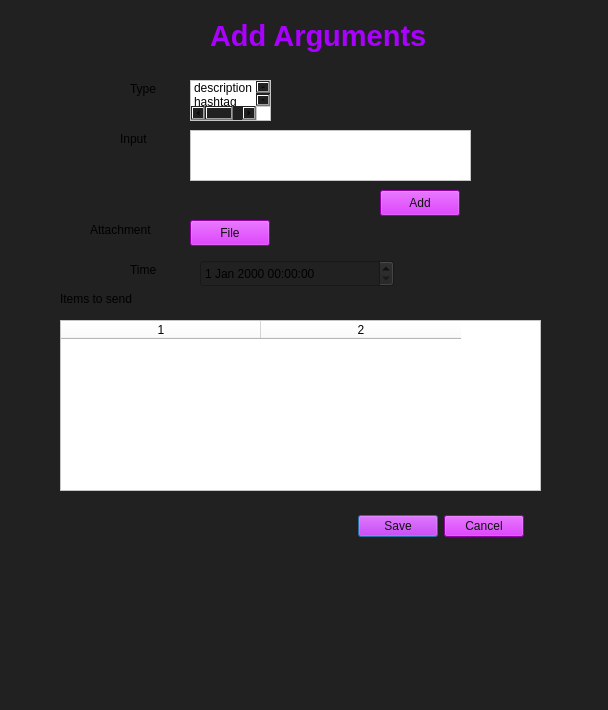
Before: the Qt Designer form argdialog.ui in StronglogicSolutions/ky_gui, drawn with Qt 5.
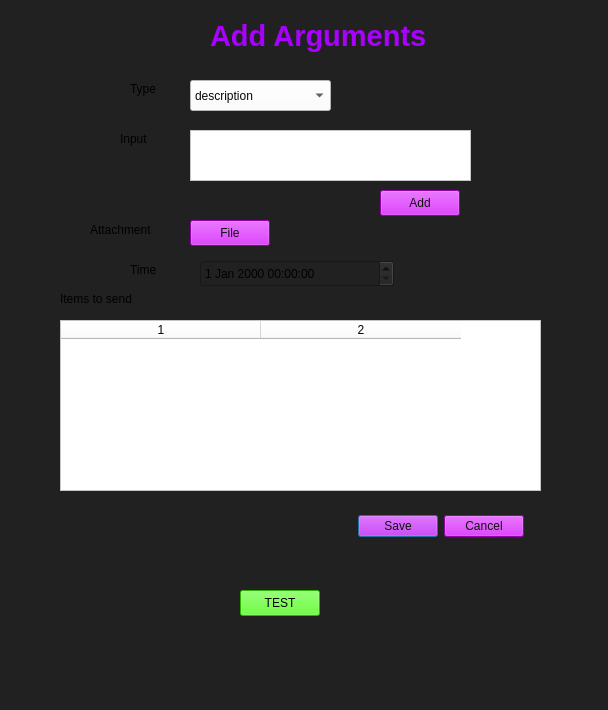
After: the same form once the commit is applied. Icons and pictures are not drawn.

Diff of the .ui file:
```diff
--- a/argdialog.ui
+++ b/argdialog.ui
@@ -155,47 +155,6 @@
    <column/>
    <column/>
   </widget>
-  <widget class="QListWidget" name="argType">
-   <property name="geometry">
-    <rect>
-     <x>190</x>
-     <y>80</y>
-     <width>81</width>
-     <height>41</height>
-    </rect>
-   </property>
-   <property name="styleSheet">
-    <string notr="true">background-color: rgb(255, 255, 255);
-color: rgb(5, 5, 5);
-font: 87 10pt &quot;Noto Sans&quot;;
-selection-background-color: rgb(255, 0, 174);</string>
-   </property>
-   <item>
-    <property name="text">
-     <string>description</string>
-    </property>
-   </item>
-   <item>
-    <property name="text">
-     <string>hashtag</string>
-    </property>
-   </item>
-   <item>
-    <property name="text">
-     <string>link/bio</string>
-    </property>
-   </item>
-   <item>
-    <property name="text">
-     <string>promote/share</string>
-    </property>
-   </item>
-   <item>
-    <property name="text">
-     <string>requested by</string>
-    </property>
-   </item>
-  </widget>
   <widget class="QLabel" name="label_2">
    <property name="geometry">
     <rect>
@@ -273,6 +232,64 @@
     </rect>
    </property>
   </widget>
+  <widget class="QComboBox" name="argType">
+   <property name="geometry">
+    <rect>
+     <x>190</x>
+     <y>80</y>
+     <width>141</width>
+     <height>31</height>
+    </rect>
+   </property>
+   <property name="styleSheet">
+    <string notr="true">background-color: rgb(255, 255, 255);
+color: rgb(5, 5, 5);
+font: 87 10pt &quot;Noto Sans&quot;;
+selection-background-color: rgb(255, 0, 174);</string>
+   </property>
+   <item>
+    <property name="text">
+     <string>description</string>
+    </property>
+   </item>
+   <item>
+    <property name="text">
+     <string>hashtag</string>
+    </property>
+   </item>
+   <item>
+    <property name="text">
+     <string>requested by</string>
+    </property>
+   </item>
+   <item>
+    <property name="text">
+     <string>promote/share</string>
+    </property>
+   </item>
+   <item>
+    <property name="text">
+     <string>link/bio</string>
+    </property>
+   </item>
+  </widget>
+  <widget class="QPushButton" name="devTestButton">
+   <property name="geometry">
+    <rect>
+     <x>240</x>
+     <y>590</y>
+     <width>80</width>
+     <height>26</height>
+    </rect>
+   </property>
+   <property name="styleSheet">
+    <string notr="true">background-color: rgb(59, 255, 0);
+color: rgb(0, 0, 0);</string>
+   </property>
+   <property name="text">
+    <string>TEST</string>
+   </property>
+  </widget>
  </widget>
  <resources/>
  <connections>
```
